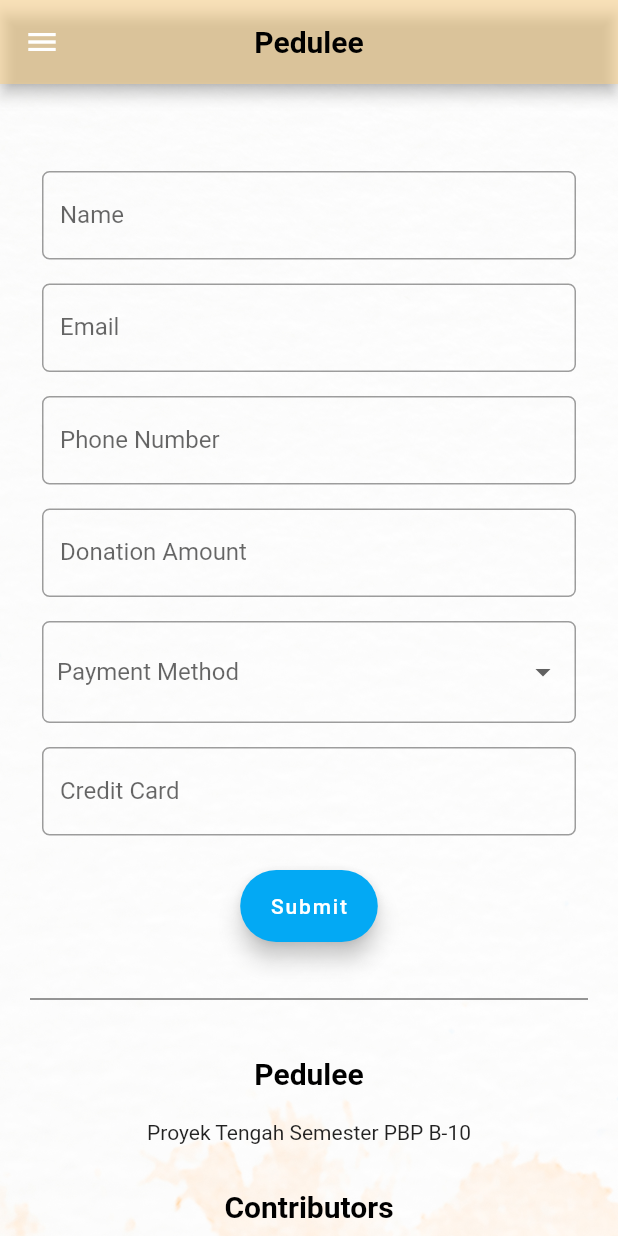
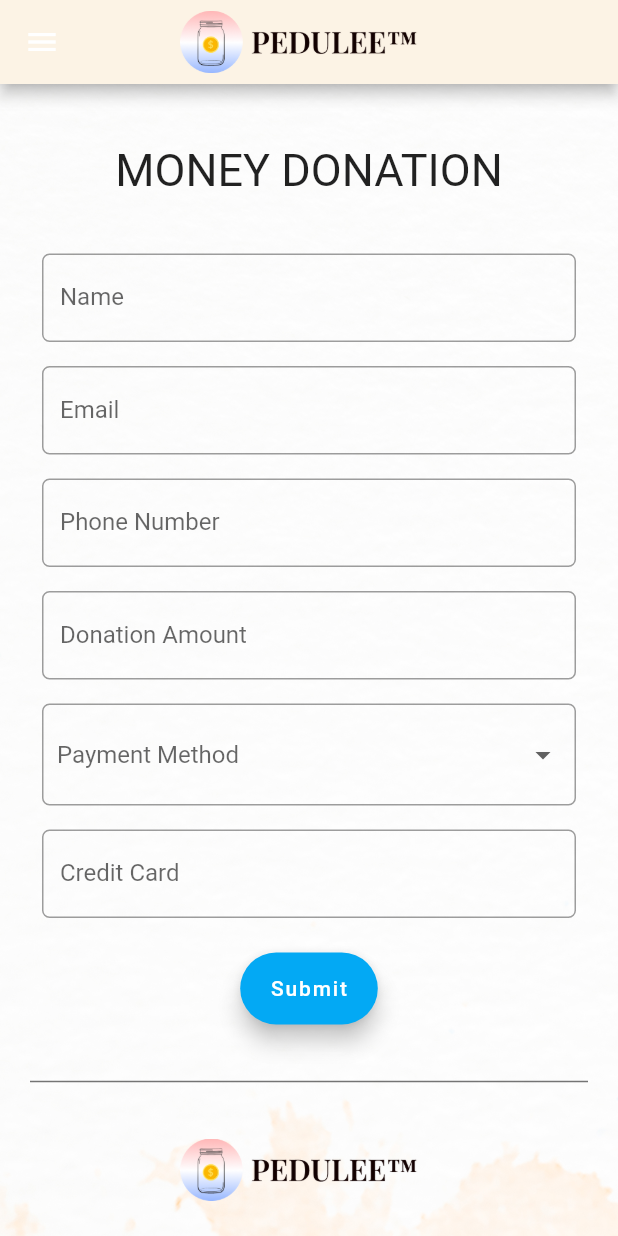
Before and after one commit to pbp-b-10/pedulee-flutter, a Flutter app: the MoneyDonationPage screen opened directly, on a phone screen of 412 x 824 dp. Run offline on Flutter 3.47's test engine with Material 2 defaults, Android fonts, the light colour scheme and no system bars; our stand-ins replace carousel_slider.

Commit message:
Finished previous TODO, TODO: Change asset names, Make history page

```diff
--- a/lib/apps/money/pages/money.dart
+++ b/lib/apps/money/pages/money.dart
@@ -1,8 +1,10 @@
 import 'package:flutter/material.dart';
+import 'package:pedulee/apps/money/models/money_models.dart';
+
+import 'package:pedulee/widgets/footer.dart';
 import 'package:pedulee/widgets/drawer.dart';
-import 'package:pedulee/apps/money/models/money_models.dart';
-import 'package:pedulee/widgets/footer.dart';
 import 'package:pedulee/widgets/appbar.dart';
+import 'package:pedulee/widgets/title.dart';
 
 class MoneyDonationPage extends StatefulWidget {
     const MoneyDonationPage({super.key});
@@ -39,6 +41,15 @@ class _MoneyDonationPageState extends State<MoneyDonationPage> {
                       padding: const EdgeInsets.all(20.0),
                       child: Column(
                       children: [
+                          const SizedBox(
+                            height: 20,
+                          ),
+                          const Text(
+                            style: TextStyle(
+                              fontSize: 30
+                            ),
+                            'MONEY DONATION',
+                          ),
                           const SizedBox(
                             height: 30,
                           ),
--- a/lib/widgets/appbar.dart
+++ b/lib/widgets/appbar.dart
@@ -3,11 +3,12 @@ import 'package:pedulee/widgets/title.dart';
 
 AppBar appBarWidget() {
   return AppBar(
-    backgroundColor: Colors.orangeAccent.shade100.withOpacity(0.5),
-    title: titleWidget('Pedulee'),
-    // leading: ImageIcon(
-    //   AssetImage("assets/logo.png"),
-    // ),
+    backgroundColor: Color.fromARGB(255, 252, 243, 229),
+    title: Image.asset(
+      'assets/logo.png',
+      scale: 2.5,
+    ),
+
     centerTitle: true,
   );
 }
--- a/lib/widgets/drawer.dart
+++ b/lib/widgets/drawer.dart
@@ -4,6 +4,8 @@ import 'package:pedulee/apps/money/pages/money.dart';
 
 Drawer drawerBuild(BuildContext context) {
   return Drawer(
+    child: Container(
+      color: Color.fromARGB(255, 252, 243, 229),
       child: Column(
         children: [
           // Menambahkan clickable menu
@@ -43,5 +45,6 @@ Drawer drawerBuild(BuildContext context) {
           ),
         ],
       ),
+    ),
   );
 }
--- a/lib/widgets/footer.dart
+++ b/lib/widgets/footer.dart
@@ -14,9 +14,12 @@ Column footerWidget() => Column(
     const SizedBox(
       height: 30,
     ),
-    titleWidget('Pedulee'),
+    Image.asset(
+      'assets/logo.png',
+      scale: 2.5,
+    ),
     const SizedBox(
-      height: 20,
+      height: 30,
     ),
     Text('Proyek Tengah Semester PBP B-10'),
     const SizedBox(
```
Lines whose indentation alone changed are shown as unchanged.
